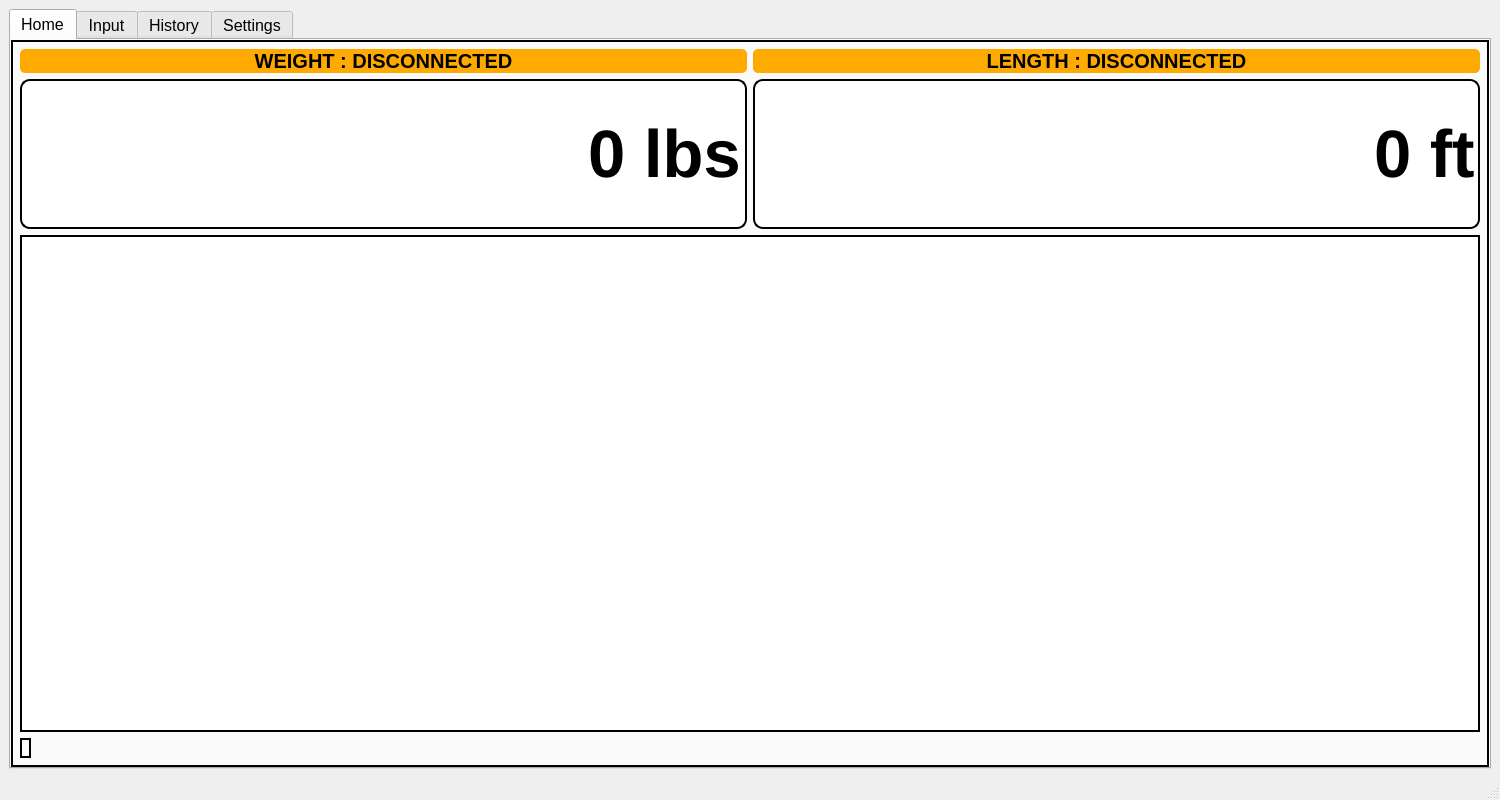
Before: the Qt Designer form GUI/lib/home.ui in harishfaqot/Artas-Printing, drawn with Qt 5.
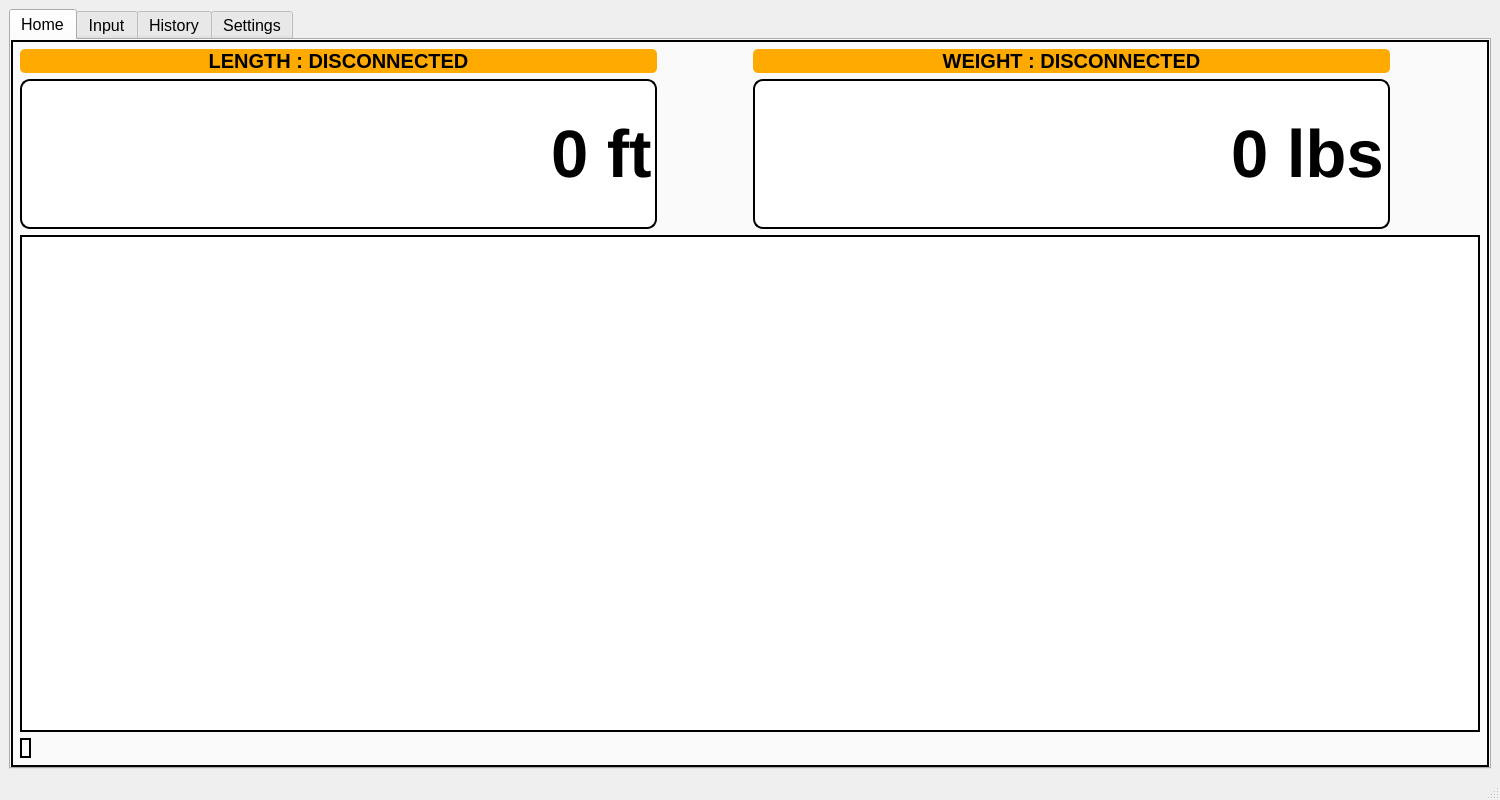
After: the same form once the commit is applied. Icons and pictures are not drawn.

```diff
--- a/GUI/lib/home.ui
+++ b/GUI/lib/home.ui
@@ -108,125 +108,6 @@
             </item>
            </layout>
           </item>
-          <item row="0" column="2" colspan="2">
-           <widget class="QLabel" name="length_status">
-            <property name="font">
-             <font>
-              <pointsize>15</pointsize>
-              <weight>75</weight>
-              <bold>true</bold>
-             </font>
-            </property>
-            <property name="styleSheet">
-             <string notr="true">background-color: rgb(255, 170, 0);
-border-radius: 5px;</string>
-            </property>
-            <property name="text">
-             <string>LENGTH : DISCONNECTED</string>
-            </property>
-            <property name="alignment">
-             <set>Qt::AlignCenter</set>
-            </property>
-           </widget>
-          </item>
-          <item row="2" column="0" rowspan="2" colspan="2">
-           <widget class="QLineEdit" name="lineEdit_weight">
-            <property name="sizePolicy">
-             <sizepolicy hsizetype="Preferred" vsizetype="Preferred">
-              <horstretch>0</horstretch>
-              <verstretch>0</verstretch>
-             </sizepolicy>
-            </property>
-            <property name="minimumSize">
-             <size>
-              <width>0</width>
-              <height>150</height>
-             </size>
-            </property>
-            <property name="font">
-             <font>
-              <pointsize>50</pointsize>
-              <weight>75</weight>
-              <bold>true</bold>
-             </font>
-            </property>
-            <property name="styleSheet">
-             <string notr="true">background-color: rgb(255, 255, 255);
-border-radius: 10px;
-border: 2px solid rgb(0, 0, 0);</string>
-            </property>
-            <property name="text">
-             <string>0 lbs</string>
-            </property>
-            <property name="alignment">
-             <set>Qt::AlignRight|Qt::AlignTrailing|Qt::AlignVCenter</set>
-            </property>
-            <property name="readOnly">
-             <bool>true</bool>
-            </property>
-           </widget>
-          </item>
-          <item row="0" column="0" colspan="2">
-           <widget class="QLabel" name="weight_status">
-            <property name="font">
-             <font>
-              <pointsize>15</pointsize>
-              <weight>75</weight>
-              <bold>true</bold>
-             </font>
-            </property>
-            <property name="styleSheet">
-             <string notr="true">background-color: rgb(255, 170, 0);
-border-radius: 5px;</string>
-            </property>
-            <property name="text">
-             <string>WEIGHT : DISCONNECTED</string>
-            </property>
-            <property name="alignment">
-             <set>Qt::AlignCenter</set>
-            </property>
-            <property name="margin">
-             <number>0</number>
-            </property>
-           </widget>
-          </item>
-          <item row="2" column="2" rowspan="2" colspan="2">
-           <widget class="QLineEdit" name="lineEdit_length">
-            <property name="sizePolicy">
-             <sizepolicy hsizetype="Preferred" vsizetype="Preferred">
-              <horstretch>0</horstretch>
-              <verstretch>0</verstretch>
-             </sizepolicy>
-            </property>
-            <property name="minimumSize">
-             <size>
-              <width>0</width>
-              <height>150</height>
-             </size>
-            </property>
-            <property name="font">
-             <font>
-              <pointsize>50</pointsize>
-              <weight>75</weight>
-              <bold>true</bold>
-             </font>
-            </property>
-            <property name="styleSheet">
-             <string notr="true">background-color: rgb(255, 255, 255);
-border-radius: 10px;
-border: 2px solid rgb(0, 0, 0);</string>
-            </property>
-            <property name="text">
-             <string>0 ft</string>
-            </property>
-            <property name="alignment">
-             <set>Qt::AlignRight|Qt::AlignTrailing|Qt::AlignVCenter</set>
-            </property>
-            <property name="readOnly">
-             <bool>true</bool>
-            </property>
-           </widget>
-          </item>
           <item row="5" column="0" colspan="4">
            <widget class="QTableWidget" name="tableWidget_home">
             <property name="font">
@@ -261,6 +142,125 @@
             </property>
            </widget>
           </item>
+          <item row="4" column="2">
+           <widget class="QLineEdit" name="lineEdit_weight">
+            <property name="sizePolicy">
+             <sizepolicy hsizetype="Preferred" vsizetype="Preferred">
+              <horstretch>0</horstretch>
+              <verstretch>0</verstretch>
+             </sizepolicy>
+            </property>
+            <property name="minimumSize">
+             <size>
+              <width>0</width>
+              <height>150</height>
+             </size>
+            </property>
+            <property name="font">
+             <font>
+              <pointsize>50</pointsize>
+              <weight>75</weight>
+              <bold>true</bold>
+             </font>
+            </property>
+            <property name="styleSheet">
+             <string notr="true">background-color: rgb(255, 255, 255);
+border-radius: 10px;
+border: 2px solid rgb(0, 0, 0);</string>
+            </property>
+            <property name="text">
+             <string>0 lbs</string>
+            </property>
+            <property name="alignment">
+             <set>Qt::AlignRight|Qt::AlignTrailing|Qt::AlignVCenter</set>
+            </property>
+            <property name="readOnly">
+             <bool>true</bool>
+            </property>
+           </widget>
+          </item>
+          <item row="4" column="0">
+           <widget class="QLineEdit" name="lineEdit_length">
+            <property name="sizePolicy">
+             <sizepolicy hsizetype="Preferred" vsizetype="Preferred">
+              <horstretch>0</horstretch>
+              <verstretch>0</verstretch>
+             </sizepolicy>
+            </property>
+            <property name="minimumSize">
+             <size>
+              <width>0</width>
+              <height>150</height>
+             </size>
+            </property>
+            <property name="font">
+             <font>
+              <pointsize>50</pointsize>
+              <weight>75</weight>
+              <bold>true</bold>
+             </font>
+            </property>
+            <property name="styleSheet">
+             <string notr="true">background-color: rgb(255, 255, 255);
+border-radius: 10px;
+border: 2px solid rgb(0, 0, 0);</string>
+            </property>
+            <property name="text">
+             <string>0 ft</string>
+            </property>
+            <property name="alignment">
+             <set>Qt::AlignRight|Qt::AlignTrailing|Qt::AlignVCenter</set>
+            </property>
+            <property name="readOnly">
+             <bool>true</bool>
+            </property>
+           </widget>
+          </item>
+          <item row="1" column="2">
+           <widget class="QLabel" name="weight_status">
+            <property name="font">
+             <font>
+              <pointsize>15</pointsize>
+              <weight>75</weight>
+              <bold>true</bold>
+             </font>
+            </property>
+            <property name="styleSheet">
+             <string notr="true">background-color: rgb(255, 170, 0);
+border-radius: 5px;</string>
+            </property>
+            <property name="text">
+             <string>WEIGHT : DISCONNECTED</string>
+            </property>
+            <property name="alignment">
+             <set>Qt::AlignCenter</set>
+            </property>
+            <property name="margin">
+             <number>0</number>
+            </property>
+           </widget>
+          </item>
+          <item row="1" column="0">
+           <widget class="QLabel" name="length_status">
+            <property name="font">
+             <font>
+              <pointsize>15</pointsize>
+              <weight>75</weight>
+              <bold>true</bold>
+             </font>
+            </property>
+            <property name="styleSheet">
+             <string notr="true">background-color: rgb(255, 170, 0);
+border-radius: 5px;</string>
+            </property>
+            <property name="text">
+             <string>LENGTH : DISCONNECTED</string>
+            </property>
+            <property name="alignment">
+             <set>Qt::AlignCenter</set>
+            </property>
+           </widget>
+          </item>
          </layout>
         </item>
        </layout>
```
